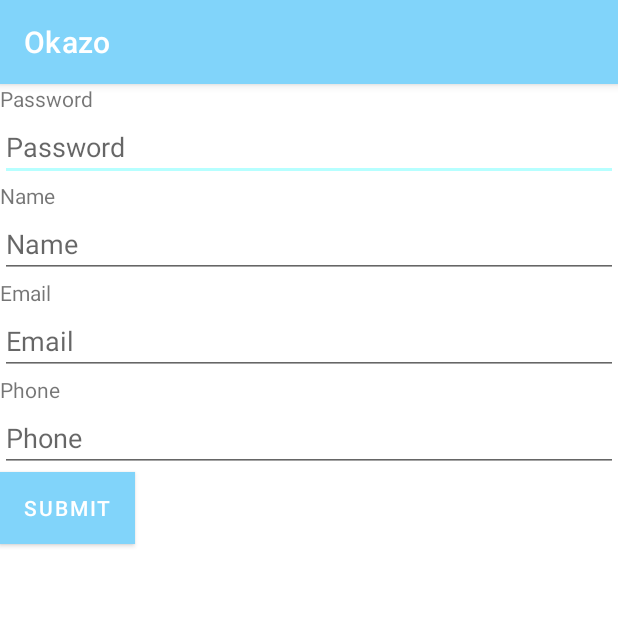
After one commit to 123nishan/okazo, an Android app: the RegisterActivity screen opened directly, with no data from a screen before it, on a phone screen of 412 x 824 dp, the top half of it. The commit adds this screen. Run offline under Robolectric (Android 15) with nearby library versions, the phone set to English and light mode, and no system bars.

Commit message:
register and shared preference example

```diff
--- a/app/src/main/java/com/example/okazo/Api/ApiInterface.java
+++ b/app/src/main/java/com/example/okazo/Api/ApiInterface.java
@@ -14,14 +14,24 @@ public interface ApiInterface {
 
 
     @FormUrlEncoded
+    @POST("register.php")
+    Call<APIResponse> registerUser(
+            @Field("name") String name,
+            @Field("email") String email,
+            @Field("password") String password,
+            @Field("phone") String phone
+    );
+
+
+    @GET("notes.php")
+    Call<List<Note>> getLocation();
+
+
+    @FormUrlEncoded
     @POST("save.php")
     Call<Note> saveNote(
             @Field("latitude") Double latitude,
             @Field("longitude") Double longitude,
             @Field("name") String name
     );
-
-    @GET("notes.php")
-     Call<List<Note>> getLocation();
-
 }
--- /dev/null
+++ b/app/src/main/java/com/example/okazo/RegisterActivity.java
@@ -0,0 +1,62 @@
+package com.example.okazo;
+
+import androidx.appcompat.app.AppCompatActivity;
+
+import android.os.Bundle;
+import android.view.View;
+import android.widget.Button;
+import android.widget.EditText;
+import android.widget.Toast;
+
+import com.example.okazo.Api.APIResponse;
+import com.example.okazo.Api.ApiClient;
+import com.example.okazo.Api.ApiInterface;
+
+import retrofit2.Call;
+import retrofit2.Callback;
+import retrofit2.Response;
+
+public class RegisterActivity extends AppCompatActivity {
+    EditText editTextEmail,editTextPassword,editTextMobile,editTextName;
+    Button btnRegister;
+    ApiInterface apiInterface;
+    @Override
+    protected void onCreate(Bundle savedInstanceState) {
+        super.onCreate(savedInstanceState);
+        setContentView(R.layout.activity_register);
+        editTextMobile=findViewById(R.id.register_phone);
+        editTextName=findViewById(R.id.register_name);
+        editTextPassword=findViewById(R.id.register_password);
+        editTextEmail=findViewById(R.id.register_email);
+        btnRegister=findViewById(R.id.register_button);
+        btnRegister.setOnClickListener(new View.OnClickListener() {
+            @Override
+            public void onClick(View v) {
+                String phone=editTextMobile.getText().toString();
+                String name=editTextName.getText().toString();
+                String password=editTextPassword.getText().toString();
+                String email=editTextEmail.getText().toString();
+                apiInterface= ApiClient.getApiClient().create(ApiInterface.class);
+                apiInterface.registerUser(email,password,name,phone)
+                .enqueue(new Callback<APIResponse>() {
+                    @Override
+                    public void onResponse(Call<APIResponse> call, Response<APIResponse> response) {
+                        APIResponse result=response.body();
+                        if(result.getError()){
+                            Toast.makeText(RegisterActivity.this, result.getErrorMsg(), Toast.LENGTH_SHORT).show();
+                        }
+                        else{
+                            Toast.makeText(RegisterActivity.this, "Register Success:"+result.getUid(), Toast.LENGTH_SHORT).show();
+                        }
+
+                    }
+
+                    @Override
+                    public void onFailure(Call<APIResponse> call, Throwable t) {
+
+                    }
+                });
+;            }
+        });
+    }
+}
--- /dev/null
+++ b/app/src/main/res/layout/activity_register.xml
@@ -0,0 +1,58 @@
+<?xml version="1.0" encoding="utf-8"?>
+<LinearLayout xmlns:android="http://schemas.android.com/apk/res/android"
+    xmlns:app="http://schemas.android.com/apk/res-auto"
+    xmlns:tools="http://schemas.android.com/tools"
+    android:layout_width="match_parent"
+    android:layout_height="match_parent"
+    android:orientation="vertical"
+    tools:context=".RegisterActivity">
+
+
+    <TextView
+        android:layout_width="wrap_content"
+        android:layout_height="wrap_content"
+        android:text="Password"/>
+    <EditText
+        android:layout_width="match_parent"
+        android:layout_height="wrap_content"
+        android:id="@+id/register_password"
+        android:hint="Password"/>
+
+    <TextView
+        android:layout_width="wrap_content"
+        android:layout_height="wrap_content"
+        android:text="Name"/>
+    <EditText
+        android:layout_width="match_parent"
+        android:layout_height="wrap_content"
+        android:id="@+id/register_name"
+        android:hint="Name"/>
+
+    <TextView
+        android:layout_width="wrap_content"
+        android:layout_height="wrap_content"
+        android:text="Email"/>
+    <EditText
+        android:layout_width="match_parent"
+        android:layout_height="wrap_content"
+        android:id="@+id/register_email"
+        android:hint="Email"/>
+
+    <TextView
+        android:layout_width="wrap_content"
+        android:layout_height="wrap_content"
+        android:text="Phone"/>
+    <EditText
+        android:layout_width="match_parent"
+        android:layout_height="wrap_content"
+        android:id="@+id/register_phone"
+        android:hint="Phone"/>
+
+    <Button
+        android:layout_width="wrap_content"
+        android:layout_height="wrap_content"
+        android:id="@+id/register_button"
+        android:background="@color/cardview_dark_background"
+        android:text="Submit"/>
+
+</LinearLayout>
```
Also changed, not shown: app/src/main/AndroidManifest.xml (+19 -15 lines), app/src/main/java/com/example/okazo/Api/APIResponse.java (added, +54 -0 lines), app/src/main/java/com/example/okazo/MainActivity.java (+39 -30 lines), app/src/main/java/com/example/okazo/Map.java (+8 -34 lines), app/src/main/java/com/example/okazo/Model/User.java (added, +70 -0 lines).
